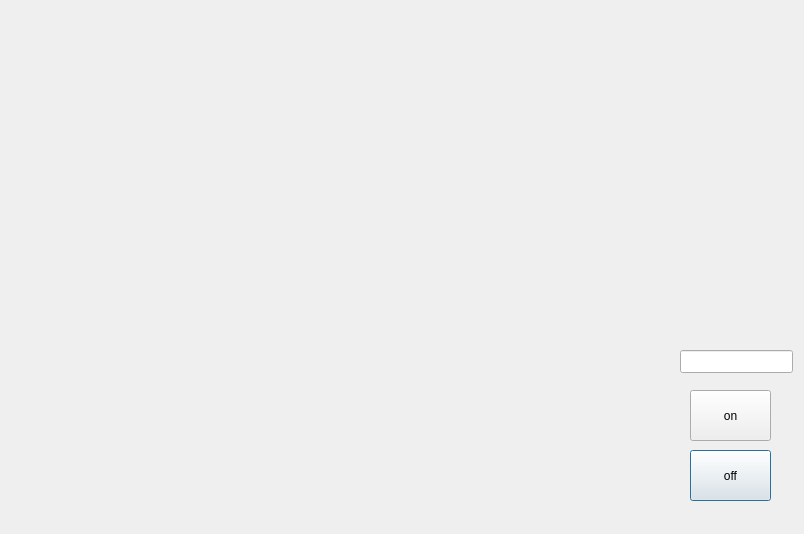
Old version of the form src/rio_ui/rio_ui/ui/delivery_service.ui in the repository addinedu-ros-4th/ros-repo-1.
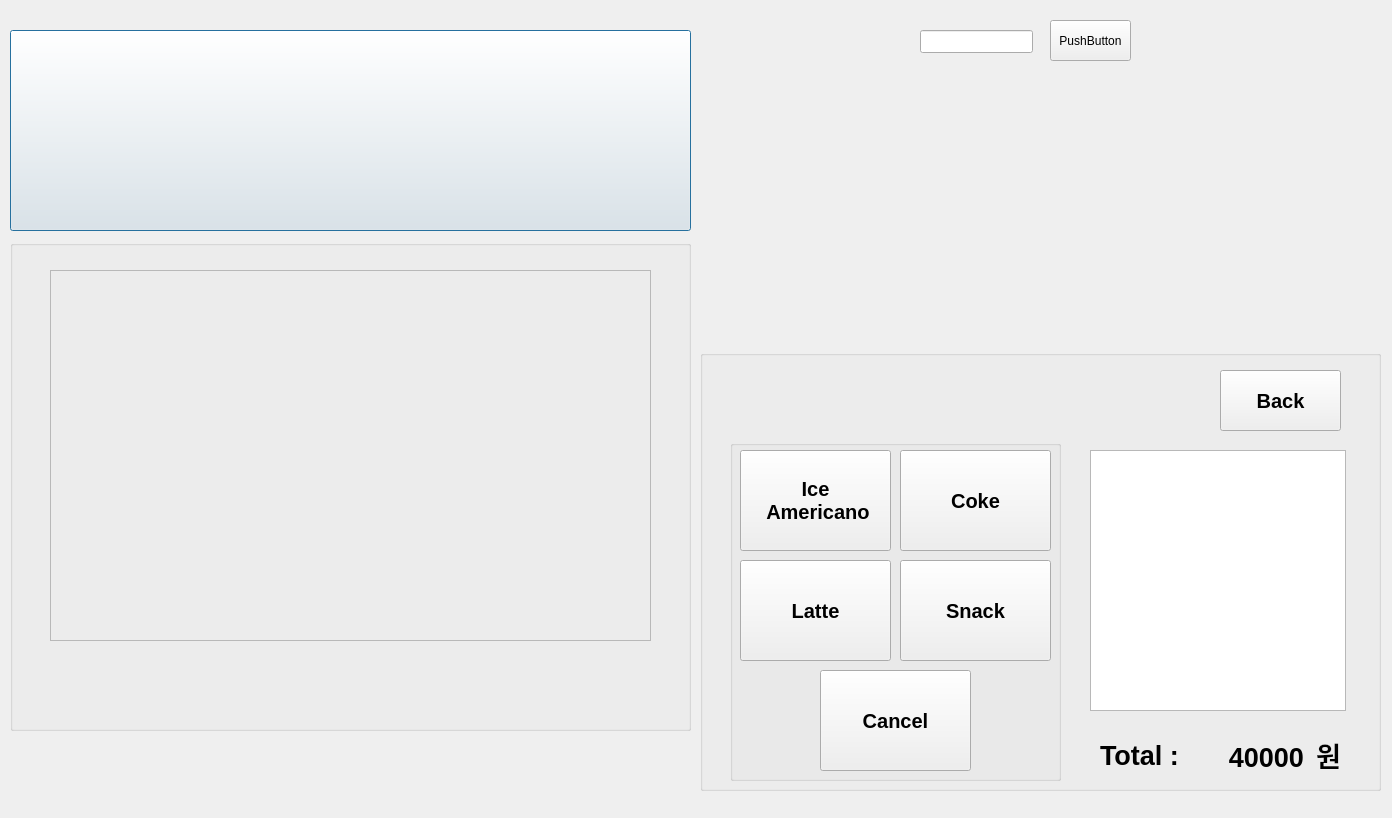
New version of the form. Icons and pictures are not drawn.

```diff
--- a/src/rio_ui/rio_ui/ui/delivery_service.ui
+++ b/src/rio_ui/rio_ui/ui/delivery_service.ui
@@ -6,62 +6,363 @@
    <rect>
     <x>0</x>
     <y>0</y>
-    <width>804</width>
-    <height>534</height>
+    <width>1392</width>
+    <height>818</height>
    </rect>
   </property>
   <property name="windowTitle">
    <string>Dialog</string>
   </property>
-  <widget class="QPushButton" name="pushButton">
-   <property name="geometry">
-    <rect>
-     <x>690</x>
-     <y>450</y>
-     <width>81</width>
-     <height>51</height>
-    </rect>
-   </property>
-   <property name="text">
-    <string>off</string>
-   </property>
-  </widget>
-  <widget class="QLabel" name="label">
-   <property name="geometry">
-    <rect>
-     <x>20</x>
-     <y>30</y>
-     <width>651</width>
-     <height>431</height>
-    </rect>
-   </property>
-   <property name="text">
-    <string/>
-   </property>
-  </widget>
-  <widget class="QPushButton" name="pushButton_2">
-   <property name="geometry">
-    <rect>
-     <x>690</x>
-     <y>390</y>
-     <width>81</width>
-     <height>51</height>
-    </rect>
-   </property>
-   <property name="text">
-    <string>on</string>
-   </property>
-  </widget>
   <widget class="QLineEdit" name="nameLine">
    <property name="geometry">
     <rect>
-     <x>680</x>
-     <y>350</y>
+     <x>920</x>
+     <y>30</y>
      <width>113</width>
      <height>23</height>
     </rect>
    </property>
   </widget>
+  <widget class="QPushButton" name="normalBtn">
+   <property name="geometry">
+    <rect>
+     <x>10</x>
+     <y>30</y>
+     <width>681</width>
+     <height>201</height>
+    </rect>
+   </property>
+   <property name="styleSheet">
+    <string notr="true">image: url(:/Icon/normal.png);</string>
+   </property>
+   <property name="text">
+    <string/>
+   </property>
+   <property name="default">
+    <bool>false</bool>
+   </property>
+  </widget>
+  <widget class="QGroupBox" name="cameraGroup">
+   <property name="geometry">
+    <rect>
+     <x>10</x>
+     <y>240</y>
+     <width>681</width>
+     <height>491</height>
+    </rect>
+   </property>
+   <property name="title">
+    <string/>
+   </property>
+   <widget class="QLabel" name="label">
+    <property name="geometry">
+     <rect>
+      <x>40</x>
+      <y>30</y>
+      <width>601</width>
+      <height>371</height>
+     </rect>
+    </property>
+    <property name="frameShape">
+     <enum>QFrame::StyledPanel</enum>
+    </property>
+    <property name="text">
+     <string/>
+    </property>
+   </widget>
+   <widget class="QLabel" name="faceLabel">
+    <property name="geometry">
+     <rect>
+      <x>40</x>
+      <y>420</y>
+      <width>591</width>
+      <height>41</height>
+     </rect>
+    </property>
+    <property name="font">
+     <font>
+      <pointsize>20</pointsize>
+      <weight>75</weight>
+      <bold>true</bold>
+     </font>
+    </property>
+    <property name="text">
+     <string/>
+    </property>
+   </widget>
+  </widget>
+  <widget class="QGroupBox" name="orderGroup">
+   <property name="geometry">
+    <rect>
+     <x>700</x>
+     <y>350</y>
+     <width>681</width>
+     <height>441</height>
+    </rect>
+   </property>
+   <property name="title">
+    <string/>
+   </property>
+   <widget class="QListView" name="listView">
+    <property name="geometry">
+     <rect>
+      <x>390</x>
+      <y>100</y>
+      <width>256</width>
+      <height>261</height>
+     </rect>
+    </property>
+   </widget>
+   <widget class="QLabel" name="label_2">
+    <property name="geometry">
+     <rect>
+      <x>483</x>
+      <y>382</y>
+      <width>121</width>
+      <height>50</height>
+     </rect>
+    </property>
+    <property name="font">
+     <font>
+      <pointsize>20</pointsize>
+      <weight>75</weight>
+      <bold>true</bold>
+     </font>
+    </property>
+    <property name="text">
+     <string>40000</string>
+    </property>
+    <property name="alignment">
+     <set>Qt::AlignRight|Qt::AlignTrailing|Qt::AlignVCenter</set>
+    </property>
+   </widget>
+   <widget class="QLabel" name="label_3">
+    <property name="geometry">
+     <rect>
+      <x>400</x>
+      <y>385</y>
+      <width>91</width>
+      <height>41</height>
+     </rect>
+    </property>
+    <property name="font">
+     <font>
+      <pointsize>20</pointsize>
+      <weight>75</weight>
+      <bold>true</bold>
+     </font>
+    </property>
+    <property name="text">
+     <string>Total :</string>
+    </property>
+   </widget>
+   <widget class="QLabel" name="totalPrice">
+    <property name="geometry">
+     <rect>
+      <x>520</x>
+      <y>380</y>
+      <width>121</width>
+      <height>50</height>
+     </rect>
+    </property>
+    <property name="font">
+     <font>
+      <pointsize>20</pointsize>
+      <weight>75</weight>
+      <bold>true</bold>
+     </font>
+    </property>
+    <property name="text">
+     <string>원</string>
+    </property>
+    <property name="alignment">
+     <set>Qt::AlignRight|Qt::AlignTrailing|Qt::AlignVCenter</set>
+    </property>
+   </widget>
+   <widget class="QGroupBox" name="menuGroup">
+    <property name="geometry">
+     <rect>
+      <x>30</x>
+      <y>90</y>
+      <width>331</width>
+      <height>341</height>
+     </rect>
+    </property>
+    <property name="title">
+     <string/>
+    </property>
+    <widget class="QPushButton" name="cokeBtn">
+     <property name="geometry">
+      <rect>
+       <x>170</x>
+       <y>10</y>
+       <width>151</width>
+       <height>101</height>
+      </rect>
+     </property>
+     <property name="font">
+      <font>
+       <pointsize>15</pointsize>
+       <weight>75</weight>
+       <bold>true</bold>
+      </font>
+     </property>
+     <property name="styleSheet">
+      <string notr="true">image: url(:/Icon/normal.png);</string>
+     </property>
+     <property name="text">
+      <string>Coke</string>
+     </property>
+     <property name="default">
+      <bool>false</bool>
+     </property>
+    </widget>
+    <widget class="QPushButton" name="americanoBtn">
+     <property name="geometry">
+      <rect>
+       <x>10</x>
+       <y>10</y>
+       <width>151</width>
+       <height>101</height>
+      </rect>
+     </property>
+     <property name="font">
+      <font>
+       <pointsize>15</pointsize>
+       <weight>75</weight>
+       <bold>true</bold>
+      </font>
+     </property>
+     <property name="styleSheet">
+      <string notr="true">image: url(:/Icon/normal.png);</string>
+     </property>
+     <property name="text">
+      <string>Ice
+ Americano</string>
+     </property>
+     <property name="default">
+      <bool>false</bool>
+     </property>
+    </widget>
+    <widget class="QPushButton" name="cancelBtn">
+     <property name="geometry">
+      <rect>
+       <x>90</x>
+       <y>230</y>
+       <width>151</width>
+       <height>101</height>
+      </rect>
+     </property>
+     <property name="font">
+      <font>
+       <pointsize>15</pointsize>
+       <weight>75</weight>
+       <bold>true</bold>
+      </font>
+     </property>
+     <property name="styleSheet">
+      <string notr="true">image: url(:/Icon/normal.png);</string>
+     </property>
+     <property name="text">
+      <string>Cancel</string>
+     </property>
+     <property name="default">
+      <bool>false</bool>
+     </property>
+    </widget>
+    <widget class="QPushButton" name="snackBtn">
+     <property name="geometry">
+      <rect>
+       <x>170</x>
+       <y>120</y>
+       <width>151</width>
+       <height>101</height>
+      </rect>
+     </property>
+     <property name="font">
+      <font>
+       <pointsize>15</pointsize>
+       <weight>75</weight>
+       <bold>true</bold>
+      </font>
+     </property>
+     <property name="styleSheet">
+      <string notr="true">image: url(:/Icon/normal.png);</string>
+     </property>
+     <property name="text">
+      <string>Snack</string>
+     </property>
+     <property name="default">
+      <bool>false</bool>
+     </property>
+    </widget>
+    <widget class="QPushButton" name="latteBtn">
+     <property name="geometry">
+      <rect>
+       <x>10</x>
+       <y>120</y>
+       <width>151</width>
+       <height>101</height>
+      </rect>
+     </property>
+     <property name="font">
+      <font>
+       <pointsize>15</pointsize>
+       <weight>75</weight>
+       <bold>true</bold>
+      </font>
+     </property>
+     <property name="styleSheet">
+      <string notr="true">image: url(:/Icon/normal.png);</string>
+     </property>
+     <property name="text">
+      <string>Latte</string>
+     </property>
+     <property name="default">
+      <bool>false</bool>
+     </property>
+    </widget>
+   </widget>
+   <widget class="QPushButton" name="backBtn">
+    <property name="geometry">
+     <rect>
+      <x>520</x>
+      <y>20</y>
+      <width>121</width>
+      <height>61</height>
+     </rect>
+    </property>
+    <property name="font">
+     <font>
+      <pointsize>15</pointsize>
+      <weight>75</weight>
+      <bold>true</bold>
+     </font>
+    </property>
+    <property name="styleSheet">
+     <string notr="true">image: url(:/Icon/normal.png);</string>
+    </property>
+    <property name="text">
+     <string>Back</string>
+    </property>
+    <property name="default">
+     <bool>false</bool>
+    </property>
+   </widget>
+  </widget>
+  <widget class="QPushButton" name="testBtn">
+   <property name="geometry">
+    <rect>
+     <x>1050</x>
+     <y>20</y>
+     <width>81</width>
+     <height>41</height>
+    </rect>
+   </property>
+   <property name="text">
+    <string>PushButton</string>
+   </property>
+  </widget>
  </widget>
  <resources/>
  <connections/>
```
